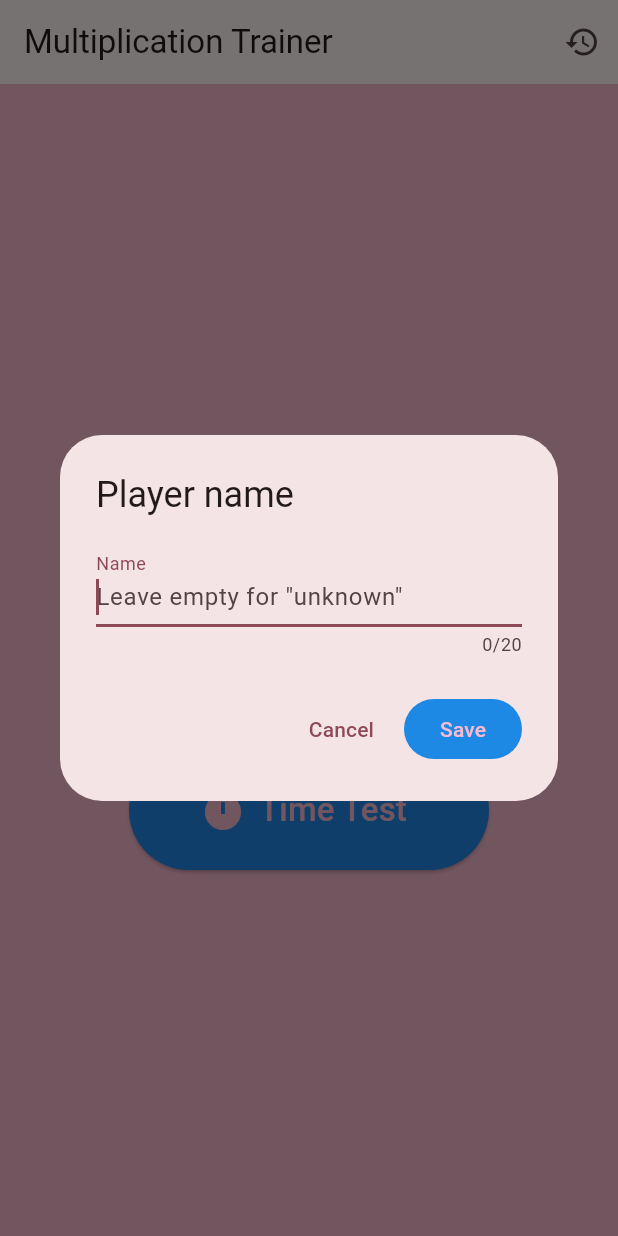
After one commit to gich/app_math_kid, a Flutter app: the screen it shows after launch, after a tap on "unknown", on a phone screen of 412 x 824 dp. The commit adds this screen. Run offline on Flutter 3.47's test engine with Material 3 defaults, Android fonts, the phone set to English and light mode, and no system bars; our stand-ins replace confetti, shared_preferences.

Commit message:
Add optional player name with per-device history of used names

```diff
--- /dev/null
+++ b/lib/logic/player_storage.dart
@@ -0,0 +1,45 @@
+import 'package:shared_preferences/shared_preferences.dart';
+
+class PlayerStorage {
+  static const _currentKey = 'player_current';
+  static const _knownKey = 'player_known';
+  static const defaultName = 'unknown';
+  static const _maxKnown = 10;
+  static const maxNameLength = 20;
+
+  Future<String> getCurrent() async {
+    final prefs = await SharedPreferences.getInstance();
+    return prefs.getString(_currentKey) ?? defaultName;
+  }
+
+  Future<List<String>> getKnown() async {
+    final prefs = await SharedPreferences.getInstance();
+    return prefs.getStringList(_knownKey) ?? const [];
+  }
+
+  /// Saves [name] as the current player. Empty / whitespace-only names reset
+  /// to the default. Non-empty names are also added to the "known names" list.
+  Future<void> setCurrent(String name) async {
+    final prefs = await SharedPreferences.getInstance();
+    final trimmed = name.trim();
+
+    if (trimmed.isEmpty) {
+      await prefs.remove(_currentKey);
+      return;
+    }
+
+    final clipped = trimmed.length > maxNameLength
+        ? trimmed.substring(0, maxNameLength)
+        : trimmed;
+
+    await prefs.setString(_currentKey, clipped);
+
+    final known = List<String>.from(prefs.getStringList(_knownKey) ?? const []);
+    known.remove(clipped); // dedupe
+    known.insert(0, clipped); // newest first
+    if (known.length > _maxKnown) {
+      known.removeRange(_maxKnown, known.length);
+    }
+    await prefs.setStringList(_knownKey, known);
+  }
+}
--- a/lib/models/quiz_result.dart
+++ b/lib/models/quiz_result.dart
@@ -8,6 +8,7 @@ class QuizResult {
   final List<int> digits;
   final DateTime completedAt;
   final Duration? elapsed;
+  final String playerName;
 
   const QuizResult({
     required this.mode,
@@ -16,6 +17,7 @@ class QuizResult {
     required this.digits,
     required this.completedAt,
     this.elapsed,
+    this.playerName = 'unknown',
   });
 
   /// 0..3 stars based on accuracy.
@@ -36,6 +38,7 @@ class QuizResult {
         'digits': digits,
         'completedAt': completedAt.toIso8601String(),
         'elapsedMs': elapsed?.inMilliseconds,
+        'playerName': playerName,
       };
 
   factory QuizResult.fromJson(Map<String, dynamic> json) {
@@ -48,6 +51,8 @@ class QuizResult {
       elapsed: json['elapsedMs'] == null
           ? null
           : Duration(milliseconds: json['elapsedMs'] as int),
+      // Older saves don't have playerName — fall back to the default.
+      playerName: (json['playerName'] as String?) ?? 'unknown',
     );
   }
 }
--- a/lib/screens/history_screen.dart
+++ b/lib/screens/history_screen.dart
@@ -101,7 +101,7 @@ class _ResultTile extends StatelessWidget {
     return Card(
       child: ListTile(
         leading: StarRating(filled: result.stars, size: 20),
-        title: Text(digitsLabel),
+        title: Text('${result.playerName} · $digitsLabel'),
         subtitle: Text(_subtitle()),
         trailing: Text(
           '${result.correct}/${result.total}',
--- a/lib/screens/home_screen.dart
+++ b/lib/screens/home_screen.dart
@@ -1,17 +1,51 @@
 import 'package:flutter/material.dart';
 
+import '../logic/player_storage.dart';
 import '../models/game_mode.dart';
+import '../widgets/player_picker_dialog.dart';
 import 'digit_picker_screen.dart';
 import 'history_screen.dart';
 
-class HomeScreen extends StatelessWidget {
+class HomeScreen extends StatefulWidget {
   const HomeScreen({super.key});
 
-  void _openPicker(BuildContext context, GameMode mode) {
-    Navigator.push(
+  @override
+  State<HomeScreen> createState() => _HomeScreenState();
+}
+
+class _HomeScreenState extends State<HomeScreen> {
+  final _playerStorage = PlayerStorage();
+  String _playerName = PlayerStorage.defaultName;
+
+  @override
+  void initState() {
+    super.initState();
+    _loadPlayer();
+  }
+
+  Future<void> _loadPlayer() async {
+    final name = await _playerStorage.getCurrent();
+    if (!mounted) return;
+    setState(() => _playerName = name);
+  }
+
+  Future<void> _openPicker(BuildContext context, GameMode mode) async {
+    await Navigator.push(
       context,
       MaterialPageRoute(builder: (_) => DigitPickerScreen(mode: mode)),
     );
+  }
+
+  Future<void> _changePlayer() async {
+    final result = await showDialog<String>(
+      context: context,
+      builder: (_) => PlayerPickerDialog(currentName: _playerName),
+    );
+    if (result == null) return; // cancelled
+    await _playerStorage.setCurrent(result);
+    if (!mounted) return;
+    setState(() => _playerName =
+        result.trim().isEmpty ? PlayerStorage.defaultName : result.trim());
   }
 
   @override
@@ -34,6 +68,8 @@ class HomeScreen extends StatelessWidget {
         child: Column(
           mainAxisAlignment: MainAxisAlignment.center,
           children: [
+            _PlayerChip(name: _playerName, onTap: _changePlayer),
+            const SizedBox(height: 48),
             _ModeButton(
               label: 'Training',
               icon: Icons.school,
@@ -48,6 +84,22 @@ class HomeScreen extends StatelessWidget {
           ],
         ),
       ),
+    );
+  }
+}
+
+class _PlayerChip extends StatelessWidget {
+  final String name;
+  final VoidCallback onTap;
+
+  const _PlayerChip({required this.name, required this.onTap});
+
+  @override
+  Widget build(BuildContext context) {
+    return InputChip(
+      avatar: const Icon(Icons.person, size: 20),
+      label: Text(name, style: const TextStyle(fontSize: 16)),
+      onPressed: onTap,
     );
   }
 }
--- /dev/null
+++ b/lib/widgets/player_picker_dialog.dart
@@ -0,0 +1,102 @@
+import 'package:flutter/material.dart';
+
+import '../logic/player_storage.dart';
+
+/// A dialog to change the current player. Returns the new name through
+/// [Navigator.pop] (may be an empty string = reset to default; null = cancel).
+class PlayerPickerDialog extends StatefulWidget {
+  final String currentName;
+
+  const PlayerPickerDialog({super.key, required this.currentName});
+
+  @override
+  State<PlayerPickerDialog> createState() => _PlayerPickerDialogState();
+}
+
+class _PlayerPickerDialogState extends State<PlayerPickerDialog> {
+  late final TextEditingController _controller;
+  final _storage = PlayerStorage();
+  List<String>? _known;
+
+  @override
+  void initState() {
+    super.initState();
+    final initial = widget.currentName == PlayerStorage.defaultName
+        ? ''
+        : widget.currentName;
+    _controller = TextEditingController(text: initial);
+    _loadKnown();
+  }
+
+  Future<void> _loadKnown() async {
+    final names = await _storage.getKnown();
+    if (!mounted) return;
+    setState(() => _known = names);
+  }
+
+  @override
+  void dispose() {
+    _controller.dispose();
+    super.dispose();
+  }
+
+  void _submit() {
+    Navigator.pop(context, _controller.text.trim());
+  }
+
+  @override
+  Widget build(BuildContext context) {
+    return AlertDialog(
+      title: const Text('Player name'),
+      content: SizedBox(
+        width: 320,
+        child: Column(
+          mainAxisSize: MainAxisSize.min,
+          crossAxisAlignment: CrossAxisAlignment.stretch,
+          children: [
+            TextField(
+              controller: _controller,
+              autofocus: true,
+              maxLength: PlayerStorage.maxNameLength,
+              textInputAction: TextInputAction.done,
+              decoration: const InputDecoration(
+                labelText: 'Name',
+                hintText: 'Leave empty for "unknown"',
+              ),
+              onSubmitted: (_) => _submit(),
+            ),
+            if (_known != null && _known!.isNotEmpty) ...[
+              const SizedBox(height: 8),
+              const Text(
+                'Previously used:',
+                style: TextStyle(fontSize: 14),
+              ),
+              const SizedBox(height: 8),
+              Wrap(
+                spacing: 8,
+                runSpacing: 8,
+                children: _known!
+                    .map((name) => ActionChip(
+                          label: Text(name),
+                          onPressed: () =>
+                              setState(() => _controller.text = name),
+                        ))
+                    .toList(),
+              ),
+            ],
+          ],
+        ),
+      ),
+      actions: [
+        TextButton(
+          onPressed: () => Navigator.pop(context),
+          child: const Text('Cancel'),
+        ),
+        FilledButton(
+          onPressed: _submit,
+          child: const Text('Save'),
+        ),
+      ],
+    );
+  }
+}
```
Also changed, not shown: lib/screens/result_screen.dart (+12 -1 lines), 2 other files.
